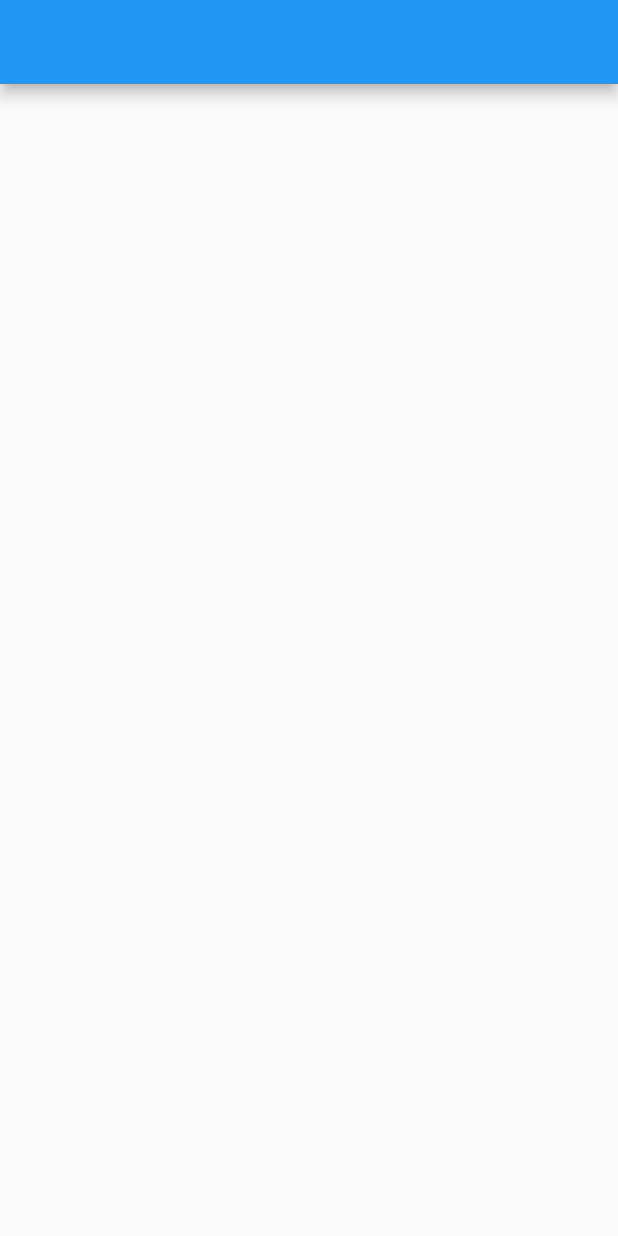
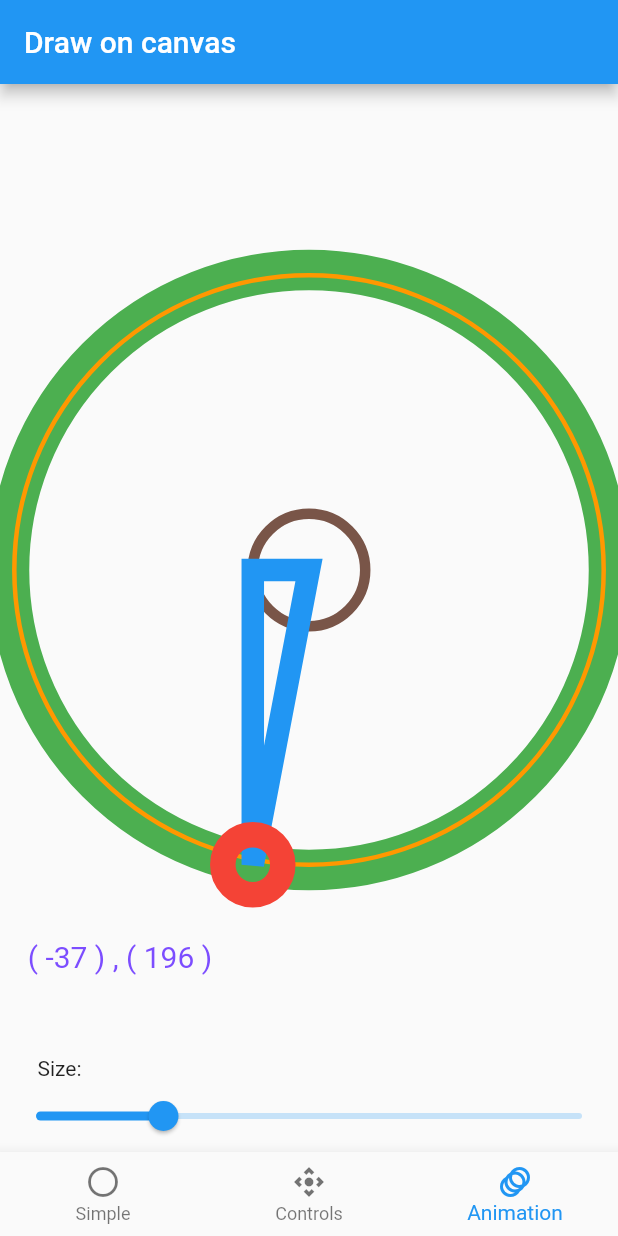
Before and after one commit to vasilevkin/flutter_canvas_with_animation, a Flutter app: the screen it shows after launch, on a phone screen of 412 x 824 dp. Run offline on Flutter 3.47's test engine with Material 2 defaults, Android fonts, the phone set to English and light mode, and no system bars.

Commit message:
Implement draw on canvas and animation.

```diff
--- a/lib/app.dart
+++ b/lib/app/app.dart
@@ -1,12 +1,12 @@
 import 'package:flutter/material.dart';
+import 'package:flutter_canvas_with_animation/screens/home_tabbar_screen.dart';
 
 class CanvasApp extends StatelessWidget {
   @override
   Widget build(BuildContext context) {
     return MaterialApp(
-      home: Scaffold(
-        appBar: AppBar(),
-      ),
+      title: 'Drawing on canvas with animation',
+      home: HomeTabBarScreen(),
     );
   }
 }
--- /dev/null
+++ b/lib/app/paints.dart
@@ -0,0 +1,41 @@
+import 'dart:ui';
+
+import 'package:flutter/material.dart';
+
+class Paints {
+  static var paintBrown = Paint()
+    ..color = Colors.brown
+    ..strokeWidth = 7
+    ..strokeCap = StrokeCap.round
+    ..style = PaintingStyle.stroke;
+
+  static var paintOrange = Paint()
+    ..color = Colors.orange
+    ..strokeWidth = 3
+    ..strokeCap = StrokeCap.round
+    ..style = PaintingStyle.stroke;
+
+  static var paintRed = Paint()
+    ..color = Colors.red
+    ..strokeWidth = 17
+    ..strokeCap = StrokeCap.butt
+    ..style = PaintingStyle.stroke;
+
+  static var paintGreen = Paint()
+    ..color = Colors.green
+    ..strokeWidth = 27
+    ..strokeCap = StrokeCap.square
+    ..style = PaintingStyle.stroke;
+
+  static var paintBlue = Paint()
+    ..color = Colors.blue
+    ..strokeWidth = 15
+    ..strokeCap = StrokeCap.butt
+    ..style = PaintingStyle.stroke;
+
+  static var paintYellow = Paint()
+    ..color = Colors.yellow
+    ..strokeWidth = 35
+    ..strokeCap = StrokeCap.butt
+    ..style = PaintingStyle.fill;
+}
--- a/lib/main.dart
+++ b/lib/main.dart
@@ -1,5 +1,6 @@
 import 'package:flutter/material.dart';
-import 'package:flutter_canvas_with_animation/app.dart';
+
+import 'app/app.dart';
 
 void main() {
   runApp(CanvasApp());
--- /dev/null
+++ b/lib/painters/circle_painter.dart
@@ -0,0 +1,20 @@
+import 'package:flutter/material.dart';
+import 'package:flutter_canvas_with_animation/app/paints.dart';
+
+class CirclePainter extends CustomPainter {
+  final double radius;
+
+  CirclePainter({required this.radius});
+
+  @override
+  void paint(Canvas canvas, Size size) {
+    final center = Offset(size.width / 2, size.height / 2);
+
+    var path = Path();
+    path.addOval(Rect.fromCircle(center: center, radius: radius));
+    canvas.drawPath(path, Paints.paintGreen);
+  }
+
+  @override
+  bool shouldRepaint(covariant CustomPainter oldDelegate) => true;
+}
--- /dev/null
+++ b/lib/painters/point_painter.dart
@@ -0,0 +1,74 @@
+import 'dart:math' as math;
+
+import 'package:flutter/cupertino.dart';
+import 'package:flutter/material.dart';
+import 'package:flutter_canvas_with_animation/app/paints.dart';
+
+class PointPainter extends CustomPainter {
+  final double radius;
+  final double angle;
+
+  PointPainter({required this.radius, required this.angle});
+
+  @override
+  void paint(Canvas canvas, Size size) {
+    final textSpan = TextSpan(
+      text:
+          '( ${(radius * math.cos(angle)).round()} ) , ( ${(radius * math.sin(angle)).round()} )',
+      style: TextStyle(color: Colors.deepPurpleAccent, fontSize: 20),
+    );
+
+    final textPainter =
+        TextPainter(text: textSpan, textDirection: TextDirection.ltr);
+
+    textPainter.layout(
+      minWidth: 0,
+      maxWidth: 200,
+    );
+
+    var path = Path();
+    var center = Offset(size.width / 2, size.height / 2);
+
+    path.moveTo(center.dx, center.dy);
+
+    var pointOnCircle = Offset(
+      radius * math.cos(angle) + center.dx,
+      radius * math.sin(angle) + center.dy,
+    );
+
+    var textOffset = Offset(0, 0);
+
+    if (math.cos(angle) < 0.0) {
+      if (math.sin(angle) < 0.0) {
+        textOffset = Offset(-170, -50);
+      } else {
+        textOffset = Offset(-150, 50);
+      }
+    } else {
+      if (math.sin(angle) < 0.0) {
+        textOffset = Offset(50, -50);
+      } else {
+        textOffset = Offset(50, 50);
+      }
+    }
+
+    textPainter.paint(canvas, pointOnCircle + textOffset);
+
+    canvas.drawCircle(center, -radius * math.cos(angle), Paints.paintBrown);
+    canvas.drawCircle(center, -radius * math.sin(angle), Paints.paintOrange);
+
+    canvas.drawCircle(center, radius * math.cos(angle), Paints.paintBrown);
+    canvas.drawCircle(center, radius * math.sin(angle), Paints.paintOrange);
+
+    path.lineTo(pointOnCircle.dx, pointOnCircle.dy);
+    path.lineTo(pointOnCircle.dx, center.dy);
+
+    path.close();
+    canvas.drawPath(path, Paints.paintBlue);
+
+    canvas.drawCircle(pointOnCircle, 20, Paints.paintRed);
+  }
+
+  @override
+  bool shouldRepaint(covariant CustomPainter oldDelegate) => true;
+}
--- /dev/null
+++ b/lib/painters/shape_painter.dart
@@ -0,0 +1,53 @@
+import 'dart:math' as math;
+
+import 'package:flutter/material.dart';
+import 'package:flutter_canvas_with_animation/app/paints.dart';
+
+class ShapePainter extends CustomPainter {
+  @override
+  void paint(Canvas canvas, Size size) {
+    // line
+    Offset startPoint = Offset(0, size.height / 2 + 300);
+    Offset endPoint = Offset(size.width, size.height / 2 + 300);
+    canvas.drawLine(startPoint, endPoint, Paints.paintBrown);
+
+    var pathLine = Path();
+    pathLine.moveTo(20, size.height / 2 - 50 + 300);
+    pathLine.lineTo(size.width - 20, size.height / 2 - 50 + 300);
+    canvas.drawPath(pathLine, Paints.paintRed);
+
+    // circle
+    Offset center = Offset(size.width / 2, size.height / 2 + 70);
+    canvas.drawCircle(center, 120, Paints.paintGreen);
+
+    var pathCircle = Path();
+    var circle = Rect.fromCircle(center: center, radius: 80);
+    pathCircle.addOval(circle);
+    canvas.drawPath(pathCircle, Paints.paintBlue);
+
+    // square
+    var sides = 4;
+    var pathSquare = Path();
+    var angleSquare = (math.pi * 2) / sides;
+    var centerSqare = Offset(size.width / 2, size.height / 2 - 200);
+    var radius = 100;
+    var startPointSquare =
+        Offset(radius * math.cos(0.0), radius * math.sin(0.0));
+
+    pathSquare.moveTo(startPointSquare.dx + centerSqare.dx,
+        startPointSquare.dy + centerSqare.dy);
+
+    for (int i = 1; i <= sides; i++) {
+      double x = radius * math.cos(angleSquare * i) + centerSqare.dx;
+      double y = radius * math.sin(angleSquare * i) + centerSqare.dy;
+      pathSquare.lineTo(x, y);
+    }
+    pathSquare.close();
+    canvas.drawPath(pathSquare, Paints.paintYellow);
+  }
+
+  @override
+  bool shouldRepaint(covariant CustomPainter oldDelegate) {
+    return false;
+  }
+}
--- /dev/null
+++ b/lib/screens/animation_screen.dart
@@ -0,0 +1,81 @@
+import 'dart:math' as math;
+
+import 'package:flutter/cupertino.dart';
+import 'package:flutter/material.dart';
+import 'package:flutter_canvas_with_animation/painters/circle_painter.dart';
+import 'package:flutter_canvas_with_animation/painters/point_painter.dart';
+
+class AnimationScreen extends StatefulWidget {
+  @override
+  _AnimationScreenState createState() => _AnimationScreenState();
+}
+
+class _AnimationScreenState extends State<AnimationScreen>
+    with SingleTickerProviderStateMixin {
+  var _radius = 200.0;
+  Animation<double>? animation;
+  AnimationController? controller;
+
+  @override
+  void initState() {
+    super.initState();
+
+    controller = AnimationController(
+      vsync: this,
+      duration: Duration(seconds: 10),
+    );
+    Tween<double> _rotationTween = Tween(begin: -math.pi, end: math.pi);
+
+    animation = _rotationTween.animate(controller!)
+      ..addListener(() {
+        setState(() {});
+      })
+      ..addStatusListener((status) {
+        if (status == AnimationStatus.completed) {
+          controller?.repeat();
+        } else if (status == AnimationStatus.dismissed) {
+          controller?.forward();
+        }
+      });
+
+    controller?.forward();
+  }
+
+  @override
+  void dispose() {
+    controller?.stop();
+    super.dispose();
+  }
+
+  @override
+  Widget build(BuildContext context) {
+    return SafeArea(
+        child: Column(
+      crossAxisAlignment: CrossAxisAlignment.start,
+      children: [
+        Expanded(
+          child: CustomPaint(
+            foregroundPainter:
+                PointPainter(radius: _radius, angle: animation!.value),
+            painter: CirclePainter(radius: _radius),
+            child: Container(),
+          ),
+        ),
+        Padding(
+          padding: EdgeInsets.symmetric(horizontal: 25),
+          child: Text('Size:'),
+        ),
+        Slider(
+          value: _radius,
+          min: 10.0,
+          max: MediaQuery.of(context).size.height,
+          onChanged: (value) {
+            setState(() {
+              _radius = value;
+            });
+          },
+        ),
+      ],
+    ));
+  }
+}
--- /dev/null
+++ b/lib/screens/home_tabbar_screen.dart
@@ -0,0 +1,47 @@
+import 'package:flutter/material.dart';
+import 'package:flutter_canvas_with_animation/screens/animation_screen.dart';
+
+import 'controls_screen.dart';
+import 'simple_screen.dart';
+
+class HomeTabBarScreen extends StatefulWidget {
+  @override
+  _HomeTabBarScreenState createState() => _HomeTabBarScreenState();
+}
+
+class _HomeTabBarScreenState extends State<HomeTabBarScreen> {
+  int _currentIndex = 2;
+  final List _children = [
+    SimpleScreen(),
+    ControlsScreen(),
+    AnimationScreen(),
+  ];
+
+  @override
+  Widget build(BuildContext context) {
+    return Scaffold(
+      appBar: AppBar(
+        title: Text('Draw on canvas'),
+      ),
+      bottomNavigationBar: BottomNavigationBar(
+        currentIndex: _currentIndex,
+        onTap: _onTabTapped,
+        items: [
+          BottomNavigationBarItem(
+              icon: Icon(Icons.circle_outlined), label: 'Simple'),
+          BottomNavigationBarItem(
+              icon: Icon(Icons.control_camera), label: 'Controls'),
+          BottomNavigationBarItem(
+              icon: Icon(Icons.animation), label: 'Animation'),
+        ],
+      ),
+      body: _children[_currentIndex],
+    );
+  }
+
+  void _onTabTapped(int index) {
+    setState(() {
+      _currentIndex = index;
+    });
+  }
+}
```
Also changed, not shown: lib/painters/polygon_painter.dart (added, +35 -0 lines), lib/screens/controls_screen.dart (added, +79 -0 lines), lib/screens/simple_screen.dart (added, +15 -0 lines), _screenshots/2021-05-30_09-51-05.png (added), _screenshots/2021-05-30_09-52-10.png (added), _screenshots/2021-05-30_09-53-07.png (added), 1 other file.
